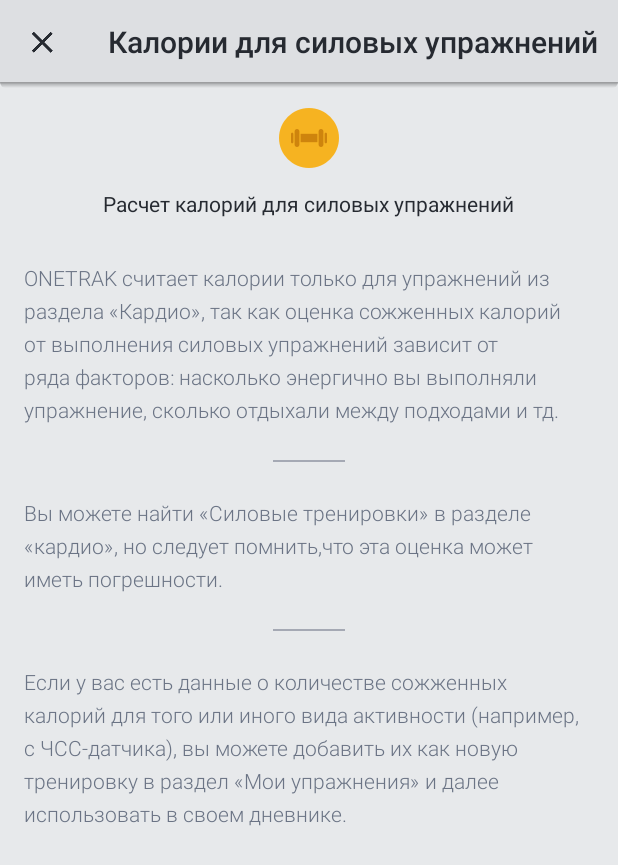
After one commit to Khavronsky/UnitedExercises, an Android app: the PowerExHelp screen opened directly, with no data from a screen before it, on a phone screen of 412 x 824 dp. The commit adds this screen. Shown: the top 865 px of the screen. Run offline under Robolectric (Android 15) with nearby library versions, the phone set to English and light mode, and no system bars.

Commit message:
- добавлен счетчик символов при введении заметки при выполнении упражнений; - поле "интенсивность" не отображается, если не указан тип интенсивности - изменен ввод в поле длительности выполнения упражнений - добавлена справка по расчету калорий - new activity - PowerExHelp

```diff
--- a/app/build.gradle
+++ b/app/build.gradle
@@ -31,9 +31,7 @@ dependencies {
         exclude group: 'com.android.support', module: 'support-annotations'
     })
     compile 'com.google.dagger:dagger:2.7'
-    apt 'com.google.dagger:dagger-compiler:2.7'
     compile 'com.jakewharton:butterknife:8.5.1'
-    apt 'com.jakewharton:butterknife-compiler:8.5.1'
     compile 'com.android.support:design:25.3.1'
     compile 'io.reactivex:rxandroid:1.2.0'
     compile 'io.reactivex:rxjava:1.2.3'
@@ -42,4 +40,6 @@ dependencies {
     compile 'com.android.support:appcompat-v7:25.3.1'
     compile 'com.android.support.constraint:constraint-layout:1.0.2'
     testCompile 'junit:junit:4.12'
+    apt 'com.google.dagger:dagger-compiler:2.7'
+    apt 'com.jakewharton:butterknife-compiler:8.5.1'
 }
--- /dev/null
+++ b/app/src/main/java/com/khavronsky/unitedexercises/presentation/exercise/PowerExHelp.java
@@ -0,0 +1,29 @@
+package com.khavronsky.unitedexercises.presentation.exercise;
+
+import com.khavronsky.unitedexercises.R;
+
+import android.os.Bundle;
+import android.support.v7.app.AppCompatActivity;
+import android.support.v7.widget.Toolbar;
+
+/**
+ * Справка - сообщает о невозможности подсчета сожженных калорий при выполнений силовых упражнений.
+ */
+
+public class PowerExHelp extends AppCompatActivity {
+
+    @Override
+    protected void onCreate(Bundle savedInstanceState) {
+        super.onCreate(savedInstanceState);
+        setContentView(R.layout.power_ex_help_activity);
+        setToolbar();
+    }
+
+    void setToolbar() {
+        Toolbar toolbar = (Toolbar) findViewById(R.id.toolbar);
+        toolbar.setTitle("Калории для силовых упражнений");
+        setSupportActionBar(toolbar);
+        toolbar.setNavigationOnClickListener(v -> finish());
+        toolbar.setNavigationIcon(R.drawable.ic_close);
+    }
+}
--- a/app/src/main/java/com/khavronsky/unitedexercises/presentation/exercise/exercise_performance/ExercisePerformActivity.java
+++ b/app/src/main/java/com/khavronsky/unitedexercises/presentation/exercise/exercise_performance/ExercisePerformActivity.java
@@ -20,6 +20,7 @@ import android.support.v7.widget.Toolbar;
 import android.view.Menu;
 import android.view.MenuItem;
 import android.view.View;
+import android.widget.Toast;
 
 import java.util.Calendar;
 
@@ -151,17 +152,6 @@ public class ExercisePerformActivity extends AppCompatActivity implements View.O
         FragmentManager fragmentManager = getSupportFragmentManager();
         if (tag == CARDIO.name()) {
             fragment = CardioExPerformFragment.newInstance(mModelOfExercisePerformance);
-
-
-            //TODO с фрагментами общаться через листенер очень не правильно
-            //Нужно работать в обратную сторону во фрагменте взять getActivity во фрагменте посмотреть кастуеться
-            // ли к нужному интерфейсу и все ок
-            // тоже самое когда делали переключение кардио силовые мне тоже очень непонравилось ваще решение
-            // да оно будет работать в наших условиях но нужно писать правильный код, а правильный код
-            // это не использовать getter setter constructor у фрагментов!!!!!! мы подвержены багам
-            // при повороте/пересоздании мы упадем на нуллпоинтере. Если у нас есть листенер нам нужно проверять
-            // на нуллл!!!
-//            ((CardioExPerformFragment) fragment).setListener(this);
         } else {
             fragment = PowerExPerformFragment.newInstance(mModelOfExercisePerformance);
         }
@@ -187,10 +177,12 @@ public class ExercisePerformActivity extends AppCompatActivity implements View.O
         String unit = "Ккал";
         String description = "";
         int kcalBurned = 0;
-        int resID = R.drawable.ic_cardio_ex;
+        int resID;
+        resID = R.drawable.ic_cardio_ex;
         if (mModelOfExercisePerformance.getExercise().getType() == POWER) {
             mCustomCollapsingView.showAlertView(true);
             subTitle = "Силовые";
+            resID = R.drawable.ic_lift_ex;
         } else if (mModelOfExercisePerformance.getExercise().getType() == CARDIO) {
             mCustomCollapsingView.showAlertView(false);
             subTitle = "Кардио";
@@ -208,13 +200,17 @@ public class ExercisePerformActivity extends AppCompatActivity implements View.O
 
     @OnClick(R.id.ex_performance_add_btn)
     void addExercise() {
-        mModelOfExercisePerformance.setLastChangedTime(Calendar.getInstance().getTimeInMillis());
-        if (newPerformance) {
-            mPresenter.addExPerformance(mModelOfExercisePerformance);
+        if(mModelOfExercisePerformance.getDuration() > 0) {
+            mModelOfExercisePerformance.setLastChangedTime(Calendar.getInstance().getTimeInMillis());
+            if (newPerformance) {
+                mPresenter.addExPerformance(mModelOfExercisePerformance);
+            } else {
+                mPresenter.saveEditedExPerformance(mModelOfExercisePerformance);
+            }
+            onBackPressed();
         } else {
-            mPresenter.saveEditedExPerformance(mModelOfExercisePerformance);
+            Toast.makeText(this, "Введите продолжительность упражнения", Toast.LENGTH_SHORT).show();
         }
-        onBackPressed();
     }
 
     @Override
--- a/app/src/main/java/com/khavronsky/unitedexercises/presentation/exercise/exercise_performance/custom_views/collapsing_card/CustomCollapsingView.java
+++ b/app/src/main/java/com/khavronsky/unitedexercises/presentation/exercise/exercise_performance/custom_views/collapsing_card/CustomCollapsingView.java
@@ -2,8 +2,10 @@ package com.khavronsky.unitedexercises.presentation.exercise.exercise_performanc
 
 
 import com.khavronsky.unitedexercises.R;
+import com.khavronsky.unitedexercises.presentation.exercise.PowerExHelp;
 
 import android.content.Context;
+import android.content.Intent;
 import android.support.design.widget.AppBarLayout;
 import android.support.design.widget.CollapsingToolbarLayout;
 import android.support.design.widget.CoordinatorLayout;
@@ -110,9 +112,10 @@ public class CustomCollapsingView extends CoordinatorLayout implements Collapsed
         mInnerCollapsedCard.setImageID(mImageID);
         if (mShowAlertView) {
             mInnerCollapsedCard.getAlertView().setVisibility(VISIBLE);
+            mInnerCollapsedCard.setOnClickListener(
+                    v -> getContext().startActivity(new Intent(getContext(), PowerExHelp.class)));
             mInnerCollapsedCard.getValueLayout().setVisibility(GONE);
         }
-
     }
 
     public CustomCollapsingView showAlertView(boolean show){
--- a/app/src/main/java/com/khavronsky/unitedexercises/presentation/exercise/exercise_performance/fragments/CardioExPerformFragment.java
+++ b/app/src/main/java/com/khavronsky/unitedexercises/presentation/exercise/exercise_performance/fragments/CardioExPerformFragment.java
@@ -16,7 +16,6 @@ import android.support.v4.app.Fragment;
 import android.text.Editable;
 import android.text.TextWatcher;
 import android.text.format.DateUtils;
-import android.util.Log;
 import android.view.LayoutInflater;
 import android.view.View;
 import android.view.ViewGroup;
@@ -106,13 +105,20 @@ public class CardioExPerformFragment extends Fragment implements IDialogFragment
         setDate();
         mExCardioPerformDuration
                 .setText(String.valueOf(mModelOfExercisePerformance.getDuration()) + POSTFIX_FOR_DURATION_FIELD);
-        TextWatcherWithPostfix textWatcherWithPostfix = new TextWatcherWithPostfix(" мин", mExCardioPerformDuration);
-        textWatcherWithPostfix.setListener((value, textWithPostfix) -> {
-            Log.d("WTF", "value: " + value + " textWithPostfix " + textWithPostfix);
-            mModelOfExercisePerformance.setDuration(value);
-            mExCardioPerformDuration.setText(textWithPostfix);
-            ((IExerciseListener) getActivity()).updateModel(mModelOfExercisePerformance);
-            if (getActivity() instanceof IExerciseListener) {
+        TextWatcherWithPostfix textWatcherWithPostfix = new TextWatcherWithPostfix(" мин",
+                mExCardioPerformDuration);
+        textWatcherWithPostfix.setListener(new TextWatcherWithPostfix.ITextWatcherListener() {
+            @Override
+            public void valueChanged(final int value) {
+                mModelOfExercisePerformance.setDuration(value);
+                if (getActivity() instanceof IExerciseListener) {
+                    ((IExerciseListener) getActivity()).updateModel(mModelOfExercisePerformance);
+                }
+            }
+
+            @Override
+            public void textChanged(final String textWithPostfix) {
+                mExCardioPerformDuration.setText(textWithPostfix);
             }
         });
         mExCardioPerformDuration.addTextChangedListener(textWatcherWithPostfix);
@@ -179,7 +185,7 @@ public class CardioExPerformFragment extends Fragment implements IDialogFragment
             setDate();
         }
 //        mListener.updateModel(mModelOfExercisePerformance);
-        ((ExercisePerformActivity)getActivity()).updateModel(mModelOfExercisePerformance);
+        ((ExercisePerformActivity) getActivity()).updateModel(mModelOfExercisePerformance);
     }
 
     @Override
--- a/app/src/main/java/com/khavronsky/unitedexercises/presentation/exercise/exercise_performance/fragments/PowerExPerformFragment.java
+++ b/app/src/main/java/com/khavronsky/unitedexercises/presentation/exercise/exercise_performance/fragments/PowerExPerformFragment.java
@@ -27,6 +27,7 @@ import butterknife.OnClick;
 import butterknife.Unbinder;
 
 public class PowerExPerformFragment extends Fragment implements IDialogFragment, TextWatcher {
+
     //region fields
     public final static String FRAGMENT_TAG = ExerciseModel.ExerciseType.POWER.name();
 
@@ -77,9 +78,17 @@ public class PowerExPerformFragment extends Fragment implements IDialogFragment,
         setDate();
         mDuration.setText(String.valueOf(mModelOfExercisePerformance.getDuration()) + POSTFIX_FOR_DURATION_FIELD);
         TextWatcherWithPostfix textWatcherWithPostfix = new TextWatcherWithPostfix(" мин", mDuration);
-        textWatcherWithPostfix.setListener((value, textWithPostfix) -> {
-            mModelOfExercisePerformance.setDuration(value);
-            mDuration.setText(textWithPostfix);
+        textWatcherWithPostfix.setListener(new TextWatcherWithPostfix.ITextWatcherListener() {
+            @Override
+            public void valueChanged(final int value) {
+                mModelOfExercisePerformance.setDuration(value);
+
+            }
+
+            @Override
+            public void textChanged(final String textWithPostfix) {
+                mDuration.setText(textWithPostfix);
+            }
         });
         mDuration.addTextChangedListener(textWatcherWithPostfix);
         mNote.setText(mModelOfExercisePerformance.getNote());
@@ -143,6 +152,7 @@ public class PowerExPerformFragment extends Fragment implements IDialogFragment,
     public void doButtonClick2() {
         mDialog = null;
     }
+
     @Override
     public void doByDismissed() {
         mDialog = null;
--- a/app/src/main/java/com/khavronsky/unitedexercises/utils/TextWatcherWithPostfix.java
+++ b/app/src/main/java/com/khavronsky/unitedexercises/utils/TextWatcherWithPostfix.java
@@ -42,8 +42,8 @@ public class TextWatcherWithPostfix implements TextWatcher {
             if (Integer.parseInt(arr[0]) == 0) {
                 s.clear();
             }
-            Log.d("WTF", "TextChanged1: " + Integer.parseInt(arr[0]) + "  " + arr[0] + arr[1]);
-            listener.textChanged(Integer.parseInt(arr[0]), arr[0] + " " + arr[1]);
+            Log.d("WTF", "TextChanged1: " + Integer.parseInt(arr[0]) + "  " + arr[0] + " " + arr[1]);
+            listener.valueChanged(Integer.parseInt(arr[0]));
 
         } else if (arr.length == 2 && "".equals(arr[0]) && postfix.equals(" " + arr[1])) {
 
@@ -59,8 +59,8 @@ public class TextWatcherWithPostfix implements TextWatcher {
                 }
             }
 //            mEditText.setText(sb.toString() + postfix);
-            Log.d("WTF", "TextChanged2: " + Integer.parseInt(sb.toString()) + " " + sb.toString() + postfix);
-            listener.textChanged(Integer.parseInt(sb.toString()), sb.toString() + postfix);
+//            Log.d("WTF", "TextChanged2: " + Integer.parseInt(sb.toString()) + " " + sb.toString() + postfix);
+            listener.textChanged(sb.toString() + postfix);
         }
     }
 
@@ -78,6 +78,8 @@ public class TextWatcherWithPostfix implements TextWatcher {
 
     public interface ITextWatcherListener {
 
-        void textChanged(int value, String textWithPostfix);
+        void valueChanged(int value);
+
+        void textChanged(String textWithPostfix);
     }
 }
--- /dev/null
+++ b/app/src/main/res/layout/power_ex_help_activity.xml
@@ -0,0 +1,101 @@
+<?xml version="1.0" encoding="utf-8"?>
+<RelativeLayout xmlns:android="http://schemas.android.com/apk/res/android"
+    android:layout_width="match_parent"
+    android:layout_height="match_parent"
+    android:layout_gravity="center"
+    android:background="@color/bg"
+    android:orientation="vertical">
+
+    <include
+        android:id="@+id/toolbar"
+        layout="@layout/layout_toolbar" />
+
+    <View
+        android:id="@+id/actionBaShadowView"
+        android:layout_width="match_parent"
+        android:layout_height="4dp"
+        android:layout_below="@+id/toolbar"
+        android:layout_marginTop="-1dp"
+        android:background="@drawable/bottom_shadow_dark" />
+
+    <android.support.v4.widget.NestedScrollView
+        android:layout_width="match_parent"
+        android:layout_height="wrap_content"
+        android:layout_below="@+id/toolbar">
+
+        <LinearLayout
+            android:layout_width="match_parent"
+            android:layout_height="match_parent"
+            android:gravity="center_horizontal"
+            android:orientation="vertical"
+            android:padding="16dp">
+
+            <ImageView
+                android:layout_width="wrap_content"
+                android:layout_height="wrap_content"
+                android:src="@drawable/ic_lift_ex" />
+
+            <TextView
+                android:layout_width="wrap_content"
+                android:layout_height="wrap_content"
+                android:layout_marginBottom="14dp"
+                android:layout_marginTop="14dp"
+                android:fontFamily="sans-serif"
+                android:gravity="center_horizontal"
+                android:lineSpacingExtra="6sp"
+                android:textColor="@color/gray5"
+                android:textSize="14sp"
+                android:textStyle="normal"
+                android:text="Расчет калорий для силовых упражнений" />
+
+            <TextView
+                android:layout_width="wrap_content"
+                android:layout_height="wrap_content"
+                android:layout_marginBottom="24dp"
+                android:layout_marginTop="16dp"
+                android:fontFamily="sans-serif-light"
+                android:lineSpacingExtra="6sp"
+                android:textColor="@color/gray3"
+                android:textSize="14sp"
+                android:textStyle="normal"
+                android:text="ONETRAK считает калории только для упражнений из раздела «Кардио», так как оценка сожженных калорий от выполнения силовых упражнений зависит от ряда факторов: насколько энергично вы выполняли упражнение, сколько отдыхали между подходами и тд." />
+
+            <View
+                android:layout_width="48dp"
+                android:layout_height="1dp"
+                android:background="@color/gray2" />
+
+
+            <TextView
+                android:layout_width="wrap_content"
+                android:layout_height="wrap_content"
+                android:layout_marginBottom="24dp"
+                android:layout_marginTop="24dp"
+                android:fontFamily="sans-serif-light"
+                android:lineSpacingExtra="6sp"
+                android:textColor="@color/gray3"
+                android:textSize="14sp"
+                android:textStyle="normal"
+                android:text="Вы можете найти «Силовые тренировки» в разделе «кардио», но следует помнить,что эта оценка может иметь погрешности. " />
+
+            <View
+                android:layout_width="48dp"
+                android:layout_height="1dp"
+                android:background="@color/gray2" />
+
+            <TextView
+                android:layout_width="wrap_content"
+                android:layout_height="wrap_content"
+                android:layout_marginBottom="24dp"
+                android:layout_marginTop="24dp"
+                android:fontFamily="sans-serif-light"
+                android:lineSpacingExtra="6sp"
+                android:textColor="@color/gray3"
+                android:textSize="14sp"
+                android:textStyle="normal"
+                android:text="Если у вас есть данные о количестве сожженных калорий для того или иного вида активности (например,  с ЧСС-датчика), вы можете добавить их как новую тренировку в раздел «Мои упражнения» и далее использовать в своем дневнике." />
+
+        </LinearLayout>
+
+    </android.support.v4.widget.NestedScrollView>
+</RelativeLayout>
--- a/app/src/main/res/layout/power_ex_perform_fragment.xml
+++ b/app/src/main/res/layout/power_ex_perform_fragment.xml
@@ -45,7 +45,6 @@
             android:layout_width="match_parent"
             android:layout_height="wrap_content"
             android:layout_weight="1"
-            android:focusable="false"
             app:errorEnabled="false"
             app:errorTextAppearance="@style/HintTextStyle">
 
@@ -53,8 +52,6 @@
                 android:id="@+id/ex_power_perform_duration"
                 android:layout_width="match_parent"
                 android:layout_height="wrap_content"
-                android:cursorVisible="false"
-                android:focusable="false"
                 android:hint="Продолжительность"
                 android:maxLines="1"
                 android:textColor="@color/gray5"
```
Also changed, not shown: app/src/main/AndroidManifest.xml (+7 -3 lines), app/src/main/res/drawable-hdpi/ic_cardio_ex.png, app/src/main/res/drawable-hdpi/ic_lift_ex.png (added), app/src/main/res/drawable-mdpi/ic_cardio_ex.png, app/src/main/res/drawable-mdpi/ic_lift_ex.png (added), app/src/main/res/drawable-xhdpi/ic_cardio_ex.png, app/src/main/res/drawable-xhdpi/ic_lift_ex.png (added), app/src/main/res/drawable-xxhdpi/ic_cardio_ex.png, app/src/main/res/drawable-xxhdpi/ic_lift_ex.png (added), app/src/main/res/drawable-xxxhdpi/ic_cardio_ex.png, app/src/main/res/drawable-xxxhdpi/ic_lift_ex.png (added).
